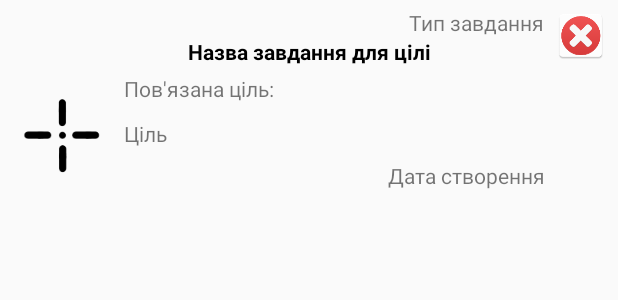
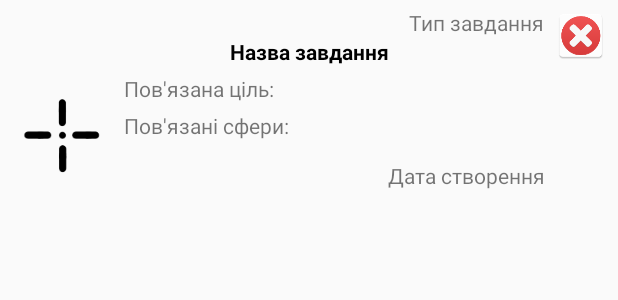
Before and after one commit to anarion-Vika/MyProgress, an Android app: the layout model_task.xml on its own in the app's theme, with its tools: preview values and no code run, on a phone screen of 412 x 824 dp. Shown: the top 300 px of the screen. Run offline under Robolectric (Android 15) with nearby library versions, the phone set to English and light mode, and no system bars.

Commit message:
add taskModel_layout and taskModel_class

```diff
--- /dev/null
+++ b/app/src/main/java/com/example/vika/myprogres/adapters/TaskAdapter.java
@@ -0,0 +1,4 @@
+package com.example.vika.myprogres.adapters;
+
+public class TaskAdapter {
+}
--- a/app/src/main/res/layout/sub_goal_model_task.xml
+++ b/app/src/main/res/layout/model_task.xml
@@ -6,7 +6,7 @@
     android:orientation="vertical">
 
     <androidx.constraintlayout.widget.Guideline
-        android:id="@+id/glTopTitileHor_modelSubGoalTask"
+        android:id="@+id/glTopTitileHor_modelTask"
         android:layout_width="match_parent"
         android:layout_height="0dp"
         android:orientation="horizontal"
@@ -15,7 +15,7 @@
 
 
     <androidx.constraintlayout.widget.Guideline
-        android:id="@+id/glLeftVer_modelSubGoalTask"
+        android:id="@+id/glLeftVer_modelTask"
         android:layout_width="0dp"
         android:layout_height="match_parent"
         android:orientation="vertical"
@@ -23,52 +23,53 @@
         app:layout_constraintTop_toTopOf="parent" />
 
     <TextView
-        android:id="@+id/tvNameSubGoal_modelSubGoalTask"
+        android:id="@+id/tvNameTask_modelTask"
         android:layout_width="0dp"
         android:layout_height="wrap_content"
-        android:text="Назва завдання для цiлi"
+        android:text="Назва завдання"
         android:textAlignment="center"
         android:textColor="@color/textColorAccent"
         android:textStyle="bold"
         app:layout_constraintLeft_toLeftOf="parent"
         app:layout_constraintRight_toRightOf="parent"
-        app:layout_constraintTop_toTopOf="@id/glTopTitileHor_modelSubGoalTask"
+        app:layout_constraintTop_toTopOf="@id/glTopTitileHor_modelTask"
         app:layout_constraintWidth_percent="0.5" />
 
     <TextView
-        android:id="@+id/tvTitleRelativeGoal_modelSubGoalTask"
-        android:layout_width="wrap_content"
-        android:layout_height="0dp"
-        android:layout_marginTop="5dp"
-        android:text="Пов'язана цiль:"
-        app:layout_constraintHeight_percent="0.03"
-        app:layout_constraintLeft_toRightOf="@+id/ivIconTypeSubGoal_modelSubGoalTask"
-        app:layout_constraintTop_toBottomOf="@+id/tvNameSubGoal_modelSubGoalTask" />
-
-    <TextView
-        android:id="@+id/idNameRelativeSubGoal_modelSubGoalTask"
+        android:id="@+id/tvTitleParentTask_modelTask"
         android:layout_width="0dp"
         android:layout_height="wrap_content"
         android:layout_marginTop="5dp"
-        android:text="Цiль"
-        app:layout_constraintLeft_toRightOf="@+id/ivIconTypeSubGoal_modelSubGoalTask"
-        app:layout_constraintTop_toBottomOf="@+id/tvTitleRelativeGoal_modelSubGoalTask"
-        app:layout_constraintWidth_percent="0.75" />
+        android:text="Пов'язана цiль:"
+        app:layout_constraintWidth_percent="0.7"
+        app:layout_constraintLeft_toRightOf="@+id/ivIconTypeTask_modelTask"
+        app:layout_constraintTop_toBottomOf="@+id/tvNameTask_modelTask" />
+
 
     <TextView
-        android:id="@+id/idDateCreate_modelSubGoalTask"
+        android:id="@+id/idNameRelativeArea_modelTask"
+        android:layout_width="0dp"
+        android:layout_height="wrap_content"
+        android:text="Пов'язанi сфери:"
+        android:layout_marginTop="5dp"
+        app:layout_constraintWidth_percent="0.7"
+        app:layout_constraintTop_toBottomOf="@+id/tvTitleParentTask_modelTask"
+        app:layout_constraintLeft_toRightOf="@+id/ivIconTypeTask_modelTask"/>
+    <TextView
+        android:id="@+id/idDateCreate_modelTask"
         android:layout_width="0dp"
         android:layout_height="0dp"
         android:layout_marginTop="5dp"
         android:text="Дата створення"
         android:textAlignment="textEnd"
-        app:layout_constraintBottom_toBottomOf="@+id/ivIconTypeSubGoal_modelSubGoalTask"
+        app:layout_constraintBottom_toBottomOf="@+id/ivIconTypeTask_modelTask"
         app:layout_constraintHeight_percent="0.03"
-        app:layout_constraintRight_toLeftOf="@+id/ibStateSubGoal_modelSubGoalTask"
+        app:layout_constraintRight_toLeftOf="@+id/ibStateTask_modelTask"
         app:layout_constraintWidth_percent="0.5" />
 
+
     <ImageView
-        android:id="@+id/ivIconTypeSubGoal_modelSubGoalTask"
+        android:id="@+id/ivIconTypeTask_modelTask"
         android:layout_width="0dp"
         android:layout_height="0dp"
         android:layout_marginTop="5dp"
@@ -76,10 +77,10 @@
         app:layout_constraintDimensionRatio="1:1"
         app:layout_constraintHeight_percent="0.1"
         app:layout_constraintLeft_toLeftOf="parent"
-        app:layout_constraintTop_toBottomOf="@id/tvNameSubGoal_modelSubGoalTask"/>
+        app:layout_constraintTop_toBottomOf="@id/tvNameTask_modelTask"/>
 
     <ImageButton
-        android:id="@+id/ibStateSubGoal_modelSubGoalTask"
+        android:id="@+id/ibStateTask_modelTask"
         android:layout_width="0dp"
         android:layout_height="0dp"
         android:background="@mipmap/ic_bad_foreground"
@@ -89,11 +90,11 @@
         app:layout_constraintTop_toTopOf="parent" />
 
     <TextView
-        android:id="@+id/tvTypeSubGoal_modelSimpleTask"
+        android:id="@+id/tvTypeTask_modelTask"
         android:layout_width="wrap_content"
         android:layout_height="wrap_content"
         android:text="Тип завдання"
-        app:layout_constraintBottom_toTopOf="@id/glTopTitileHor_modelSubGoalTask"
-        app:layout_constraintRight_toLeftOf="@+id/ibStateSubGoal_modelSubGoalTask" />
+        app:layout_constraintBottom_toTopOf="@id/glTopTitileHor_modelTask"
+        app:layout_constraintRight_toLeftOf="@+id/ibStateTask_modelTask" />
 
 </androidx.constraintlayout.widget.ConstraintLayout>
```
Also changed, not shown: app/src/main/java/com/example/vika/myprogres/models/TaskModel.java (renamed from app/src/main/java/com/example/vika/myprogres/models/SubGoalModel.java, +17 -8 lines), app/src/main/res/layout/goal_model_task.xml (deleted, +0 -79 lines), app/src/main/res/layout/simple_task_model_task.xml (deleted, +0 -96 lines).
